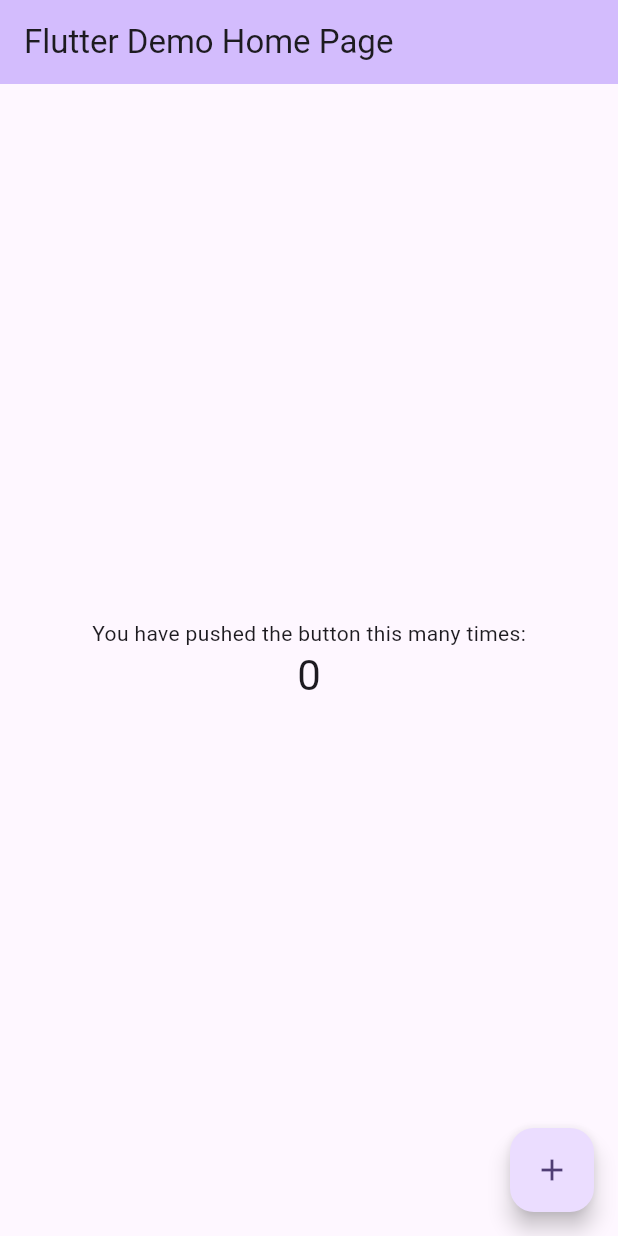
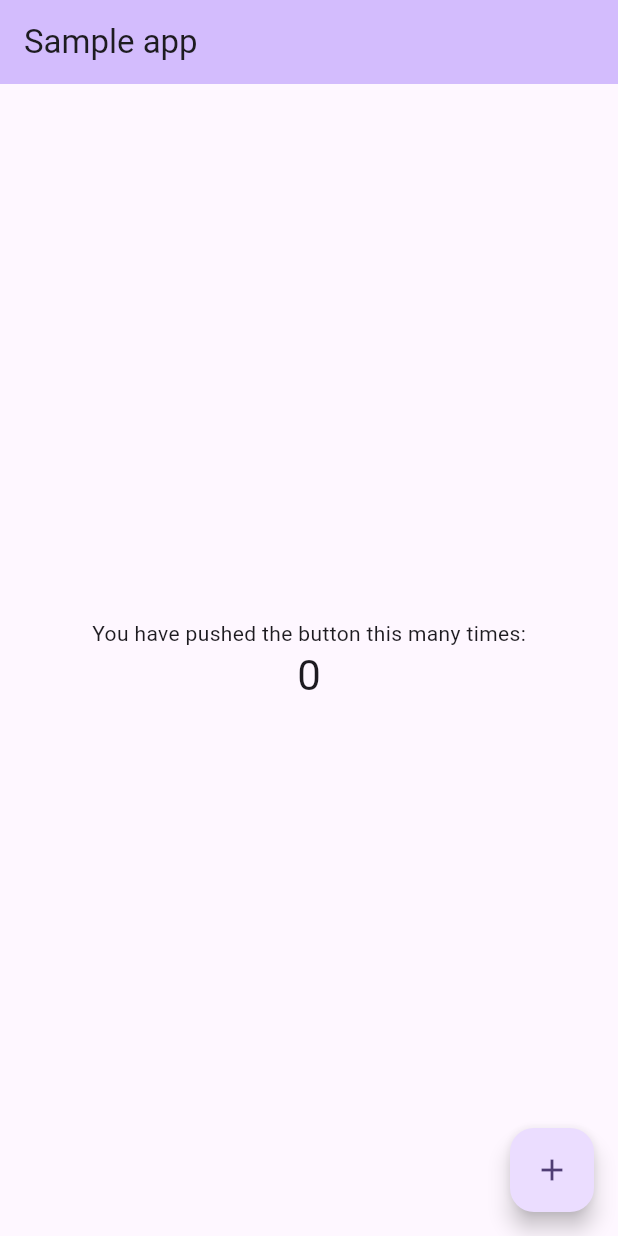
Before and after one commit to sobhardwaj/demoapp, a Flutter app: the screen it shows after launch, on a phone screen of 412 x 824 dp. Run offline on Flutter 3.47's test engine with Material 2 defaults, Android fonts, the phone set to English and light mode, and no system bars.

Commit message:
clean up

```diff
--- a/lib/main.dart
+++ b/lib/main.dart
@@ -6,8 +6,6 @@ void main() {
 
 class MyApp extends StatelessWidget {
   const MyApp({super.key});
-
-  // This widget is the root of your application.
   @override
   Widget build(BuildContext context) {
     return MaterialApp(
@@ -16,23 +14,13 @@ class MyApp extends StatelessWidget {
         colorScheme: ColorScheme.fromSeed(seedColor: Colors.deepPurple),
         useMaterial3: true,
       ),
-      home: const MyHomePage(title: 'Flutter Demo Home Page'),
+      home: const MyHomePage(title: 'Sample app'),
     );
   }
 }
 
 class MyHomePage extends StatefulWidget {
   const MyHomePage({super.key, required this.title});
-
-  // This widget is the home page of your application. It is stateful, meaning
-  // that it has a State object (defined below) that contains fields that affect
-  // how it looks.
-
-  // This class is the configuration for the state. It holds the values (in this
-  // case the title) provided by the parent (in this case the App widget) and
-  // used by the build method of the State. Fields in a Widget subclass are
-  // always marked "final".
-
   final String title;
 
   @override
@@ -44,50 +32,19 @@ class _MyHomePageState extends State<MyHomePage> {
 
   void _incrementCounter() {
     setState(() {
-      // This call to setState tells the Flutter framework that something has
-      // changed in this State, which causes it to rerun the build method below
-      // so that the display can reflect the updated values. If we changed
-      // _counter without calling setState(), then the build method would not be
-      // called again, and so nothing would appear to happen.
       _counter++;
     });
   }
 
   @override
   Widget build(BuildContext context) {
-    // This method is rerun every time setState is called, for instance as done
-    // by the _incrementCounter method above.
-    //
-    // The Flutter framework has been optimized to make rerunning build methods
-    // fast, so that you can just rebuild anything that needs updating rather
-    // than having to individually change instances of widgets.
     return Scaffold(
       appBar: AppBar(
-        // TRY THIS: Try changing the color here to a specific color (to
-        // Colors.amber, perhaps?) and trigger a hot reload to see the AppBar
-        // change color while the other colors stay the same.
         backgroundColor: Theme.of(context).colorScheme.inversePrimary,
-        // Here we take the value from the MyHomePage object that was created by
-        // the App.build method, and use it to set our appbar title.
         title: Text(widget.title),
       ),
       body: Center(
-        // Center is a layout widget. It takes a single child and positions it
-        // in the middle of the parent.
         child: Column(
-          // Column is also a layout widget. It takes a list of children and
-          // arranges them vertically. By default, it sizes itself to fit its
-          // children horizontally, and tries to be as tall as its parent.
-          //
-          // Column has various properties to control how it sizes itself and
-          // how it positions its children. Here we use mainAxisAlignment to
-          // center the children vertically; the main axis here is the vertical
-          // axis because Columns are vertical (the cross axis would be
-          // horizontal).
-          //
-          // TRY THIS: Invoke "debug painting" (choose the "Toggle Debug Paint"
-          // action in the IDE, or press "p" in the console), to see the
-          // wireframe for each widget.
           mainAxisAlignment: MainAxisAlignment.center,
           children: <Widget>[
             const Text(
```
